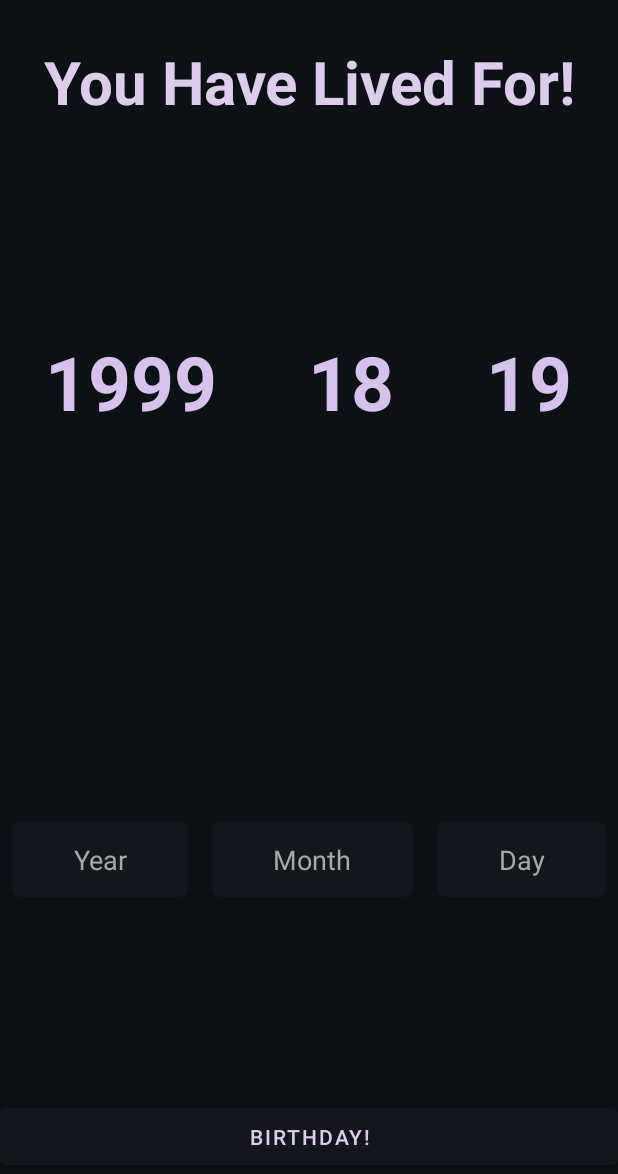
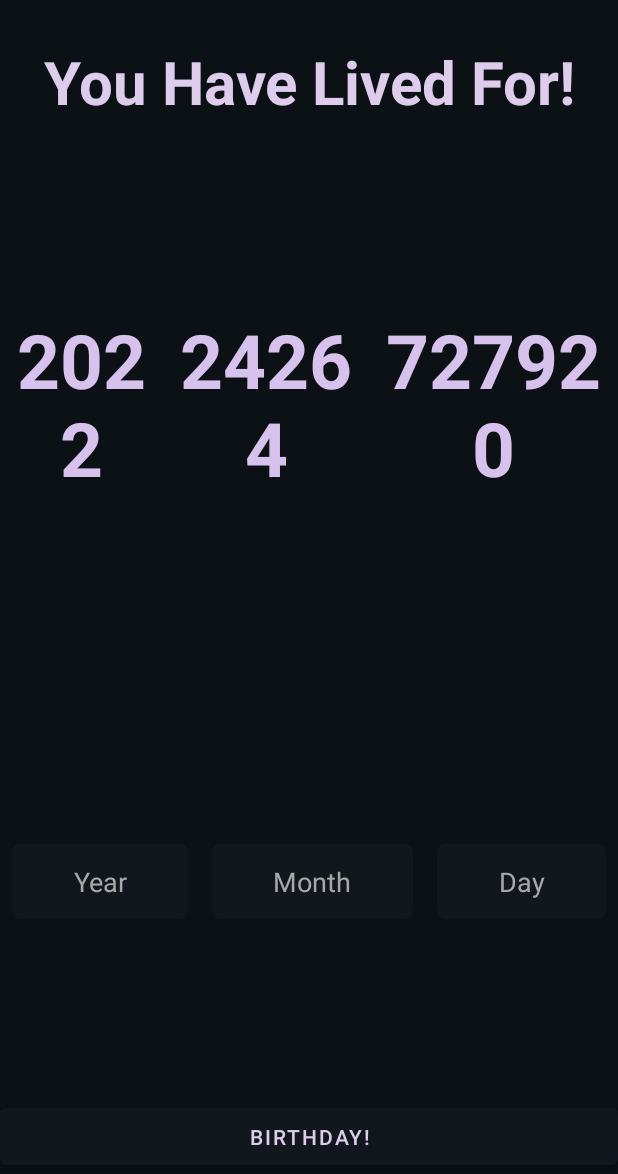
Before and after one commit to mahmoudk1000/univ_midterm_mobile_project, an Android app: the DateActivity screen opened directly, with no data from a screen before it, after a tap on "BIRTHDAY!", on a phone screen of 412 x 824 dp, the part 62-1236 px from its top. Run offline under Robolectric (Android 15) with nearby library versions, the phone set to English and light mode, and no system bars; 3 statements that could not run were skipped.

Commit message:
Imple. date app

```diff
--- a/app/src/main/java/com/example/vierapps/DateActivity.java
+++ b/app/src/main/java/com/example/vierapps/DateActivity.java
@@ -1,8 +1,13 @@
 package com.example.vierapps;
 
 import android.os.Bundle;
+import android.view.View;
+import android.widget.EditText;
+import android.widget.TextView;
 
 import androidx.appcompat.app.AppCompatActivity;
+
+import java.util.Calendar;
 
 public class DateActivity extends AppCompatActivity {
     @Override
@@ -10,4 +15,32 @@ public class DateActivity extends AppCompatActivity {
         super.onCreate(savedInstanceState);
         setContentView(R.layout.date_activity);
     }
+
+    public void birthday(View view) {
+        int year = Calendar.getInstance().get(Calendar.YEAR);
+
+        EditText input_year = (EditText) findViewById(R.id.year_date);
+        String year_value = input_year.getText().toString();
+        int final_year_value = Integer.parseInt(year_value);
+
+        EditText input_month = (EditText) findViewById(R.id.month_date);
+        String month_value = input_month.getText().toString();
+        int final_month_value = Integer.parseInt(month_value);
+
+        EditText input_day = (EditText) findViewById(R.id.day_date);
+        String day_value = input_day.getText().toString();
+        int final_day_value = Integer.parseInt(day_value);
+
+        TextView show_year = (TextView) findViewById(R.id.show_year);
+        int years_num = year - final_year_value;
+        show_year.setText(String.valueOf(years_num));
+
+        TextView show_month = (TextView) findViewById(R.id.show_month);
+        int months_num = years_num  * 12;
+        show_month.setText(String.valueOf(months_num));
+
+        TextView show_day = (TextView) findViewById(R.id.show_day);
+        int days_num = months_num * 30;
+        show_day.setText(String.valueOf(days_num));
+    }
 }
--- a/app/src/main/res/layout/date_activity.xml
+++ b/app/src/main/res/layout/date_activity.xml
@@ -5,7 +5,7 @@
     xmlns:tools="http://schemas.android.com/tools"
     android:layout_width="match_parent"
     android:layout_height="match_parent"
-    tools:context=".RandomActivity"
+    tools:context=".DateActivity"
     android:background="@color/dark_background"
     android:orientation="vertical" >
 
@@ -34,7 +34,7 @@
             android:layout_height="wrap_content"
             android:layout_weight="1"
             android:gravity="center"
-            android:text="1999"
+            android:text="YYYY"
             android:textAlignment="center"
             android:textColor="@color/accent"
             android:textSize="50sp"
@@ -46,7 +46,7 @@
             android:layout_height="wrap_content"
             android:layout_weight="1"
             android:gravity="center"
-            android:text="18"
+            android:text="MM"
             android:textAlignment="center"
             android:textColor="@color/accent"
             android:textSize="50sp"
@@ -58,7 +58,7 @@
             android:layout_height="wrap_content"
             android:layout_weight="1"
             android:gravity="center"
-            android:text="19"
+            android:text="DD"
             android:textAlignment="center"
             android:textColor="@color/accent"
             android:textSize="50sp"
@@ -122,6 +122,6 @@
         android:text="@string/birthday"
         android:textColor="@color/foreground"
         tools:layout_editor_absoluteX="8dp"
-        android:onClick="random_create"/>
+        android:onClick="birthday"/>
 
 </LinearLayout>
```
Also changed, not shown: app/src/main/java/com/example/vierapps/StopActivity.java (line endings or trailing spaces).
